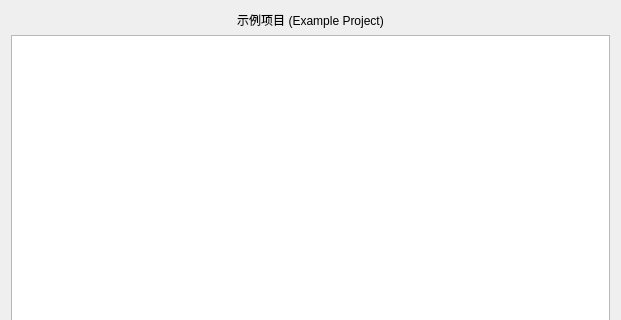
The window that app/src/qtmodules/QtExample/Forms/QDAExampleDialog.ui (coder4869/DevAssistant) describes before a commit, drawn with Qt 5; both pictures show x 0 to 621 and y 0 to 320 of the 621 by 528 pixel window.
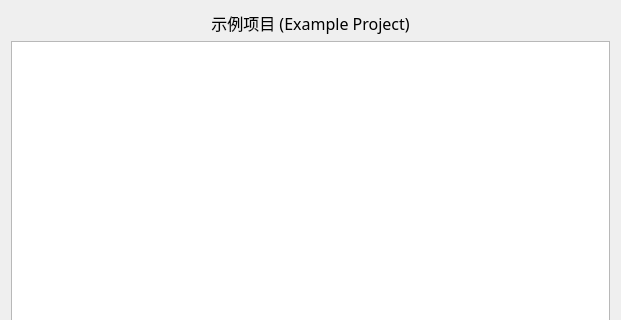
The same window after the commit.

Commit message: adjust font and bg-color

Patch:
```diff
--- a/app/src/qtmodules/QtExample/Forms/QDAExampleDialog.ui
+++ b/app/src/qtmodules/QtExample/Forms/QDAExampleDialog.ui
@@ -16,6 +16,12 @@
   <layout class="QGridLayout" name="gridLayout">
    <item row="0" column="0">
     <widget class="QLabel" name="titleLabel">
+     <property name="font">
+      <font>
+       <family>宋体</family>
+       <pointsize>12</pointsize>
+      </font>
+     </property>
      <property name="text">
       <string>示例项目 (Example Project)</string>
      </property>
```
The commit also changes 1 other file.
